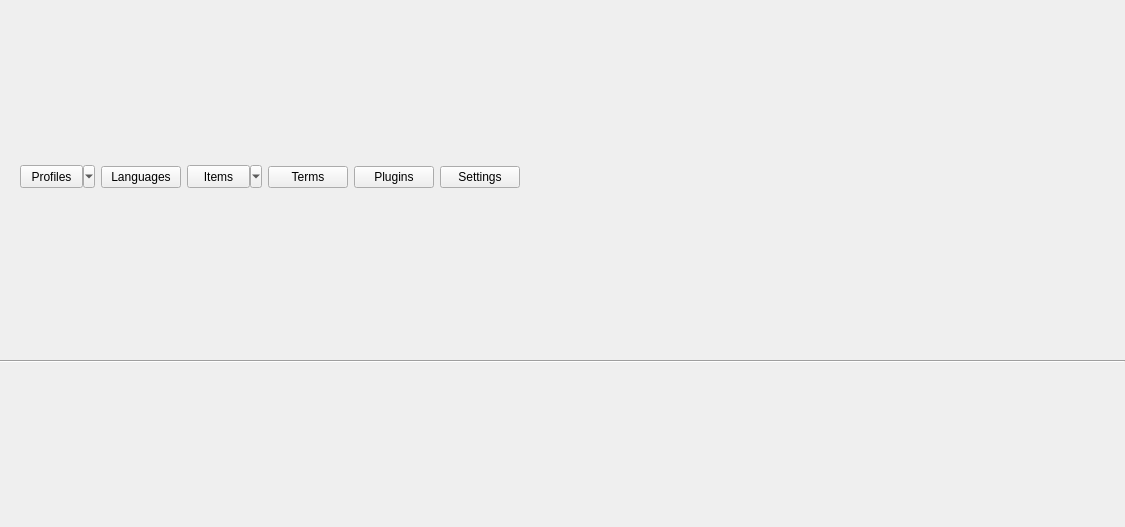
t123/ReadingTool.Python, file qtdesigner/main.ui: the form before one commit.
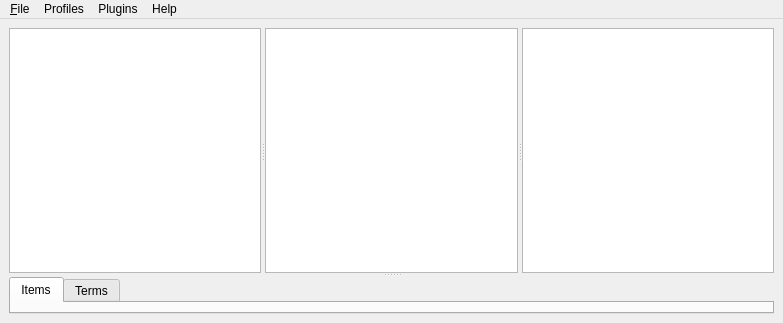
The form after the commit.

The edit to the form file:
```diff
--- a/qtdesigner/main.ui
+++ b/qtdesigner/main.ui
@@ -6,118 +6,73 @@
    <rect>
     <x>0</x>
     <y>0</y>
-    <width>1125</width>
-    <height>527</height>
+    <width>783</width>
+    <height>323</height>
    </rect>
   </property>
   <property name="windowTitle">
    <string>MainWindow</string>
   </property>
   <widget class="QWidget" name="centralwidget">
-   <layout class="QVBoxLayout" name="verticalLayout" stretch="0,0">
-    <property name="margin">
-     <number>0</number>
-    </property>
+   <layout class="QVBoxLayout" name="verticalLayout" stretch="0">
     <item>
-     <layout class="QGridLayout" name="gridLayout" columnstretch="0,0,0,0,0,0,1" rowminimumheight="30">
-      <property name="leftMargin">
-       <number>20</number>
+     <widget class="QSplitter" name="verticalSplitter">
+      <property name="orientation">
+       <enum>Qt::Vertical</enum>
       </property>
-      <property name="rightMargin">
-       <number>20</number>
-      </property>
-      <item row="0" column="0">
-       <widget class="QToolButton" name="tbProfiles">
-        <property name="minimumSize">
-         <size>
-          <width>75</width>
-          <height>23</height>
-         </size>
+      <widget class="QSplitter" name="splitter">
+       <property name="orientation">
+        <enum>Qt::Horizontal</enum>
+       </property>
+       <widget class="QListWidget" name="lwLanguages">
+        <property name="editTriggers">
+         <set>QAbstractItemView::NoEditTriggers</set>
         </property>
-        <property name="text">
-         <string>Profiles</string>
+        <property name="selectionMode">
+         <enum>QAbstractItemView::ExtendedSelection</enum>
         </property>
-        <property name="popupMode">
-         <enum>QToolButton::MenuButtonPopup</enum>
+        <property name="selectionRectVisible">
+         <bool>true</bool>
         </property>
-        <property name="toolButtonStyle">
-         <enum>Qt::ToolButtonTextOnly</enum>
+       </widget>
+       <widget class="QListWidget" name="lwCollections">
+        <property name="editTriggers">
+         <set>QAbstractItemView::NoEditTriggers</set>
         </property>
-        <property name="arrowType">
-         <enum>Qt::DownArrow</enum>
+        <property name="selectionMode">
+         <enum>QAbstractItemView::ExtendedSelection</enum>
         </property>
-       </widget>
-      </item>
-      <item row="0" column="1">
-       <widget class="QPushButton" name="pbLanguages">
-        <property name="text">
-         <string>Languages</string>
+        <property name="selectionRectVisible">
+         <bool>true</bool>
         </property>
        </widget>
-      </item>
-      <item row="0" column="2">
-       <widget class="QToolButton" name="tbItems">
-        <property name="minimumSize">
-         <size>
-          <width>75</width>
-          <height>23</height>
-         </size>
+       <widget class="QListWidget" name="lwFilters">
+        <property name="editTriggers">
+         <set>QAbstractItemView::NoEditTriggers</set>
         </property>
-        <property name="text">
+        <property name="selectionMode">
+         <enum>QAbstractItemView::ExtendedSelection</enum>
+        </property>
+        <property name="selectionRectVisible">
+         <bool>true</bool>
+        </property>
+       </widget>
+      </widget>
+      <widget class="QTabWidget" name="tabWidget">
+       <property name="currentIndex">
+        <number>0</number>
+       </property>
+       <widget class="QWidget" name="tabItems">
+        <attribute name="title">
          <string>Items</string>
-        </property>
-        <property name="popupMode">
-         <enum>QToolButton::MenuButtonPopup</enum>
-        </property>
-        <property name="toolButtonStyle">
-         <enum>Qt::ToolButtonTextOnly</enum>
-        </property>
-        <property name="arrowType">
-         <enum>Qt::DownArrow</enum>
-        </property>
+        </attribute>
        </widget>
-      </item>
-      <item row="0" column="3">
-       <widget class="QPushButton" name="pbTerms">
-        <property name="text">
+       <widget class="QWidget" name="tabTerms">
+        <attribute name="title">
          <string>Terms</string>
-        </property>
+        </attribute>
        </widget>
-      </item>
-      <item row="0" column="4">
-       <widget class="QPushButton" name="pbPlugins">
-        <property name="text">
-         <string>Plugins</string>
-        </property>
-       </widget>
-      </item>
-      <item row="0" column="5">
-       <widget class="QPushButton" name="pbSettings">
-        <property name="text">
-         <string>Settings</string>
-        </property>
-       </widget>
-      </item>
-      <item row="0" column="6">
-       <spacer name="horizontalSpacer">
-        <property name="orientation">
-         <enum>Qt::Horizontal</enum>
-        </property>
-        <property name="sizeHint" stdset="0">
-         <size>
-          <width>40</width>
-          <height>20</height>
-         </size>
-        </property>
-       </spacer>
-      </item>
-     </layout>
-    </item>
-    <item>
-     <widget class="Line" name="line">
-      <property name="orientation">
-       <enum>Qt::Horizontal</enum>
-      </property>
+      </widget>
      </widget>
     </item>
    </layout>
@@ -127,10 +82,41 @@
     <rect>
      <x>0</x>
      <y>0</y>
-     <width>1125</width>
+     <width>783</width>
      <height>21</height>
     </rect>
    </property>
+   <widget class="QMenu" name="menuFile">
+    <property name="title">
+     <string>&amp;File</string>
+    </property>
+    <addaction name="action_New_item"/>
+    <addaction name="actionNew_Language"/>
+    <addaction name="actionQuit"/>
+   </widget>
+   <widget class="QMenu" name="menuProfiles">
+    <property name="title">
+     <string>Profiles</string>
+    </property>
+    <addaction name="actionManage_Profiles"/>
+   </widget>
+   <widget class="QMenu" name="menuPlugins">
+    <property name="title">
+     <string>Plugins</string>
+    </property>
+    <addaction name="actionManage_Plugins"/>
+   </widget>
+   <widget class="QMenu" name="menuHelp">
+    <property name="title">
+     <string>Help</string>
+    </property>
+    <addaction name="actionAbout_ReadingTool"/>
+    <addaction name="actionAbout_ReadingTool_2"/>
+   </widget>
+   <addaction name="menuFile"/>
+   <addaction name="menuProfiles"/>
+   <addaction name="menuPlugins"/>
+   <addaction name="menuHelp"/>
   </widget>
  </widget>
  <resources/>
```
Left out of the diff: 38 changed lines with no effect on the pictures.
